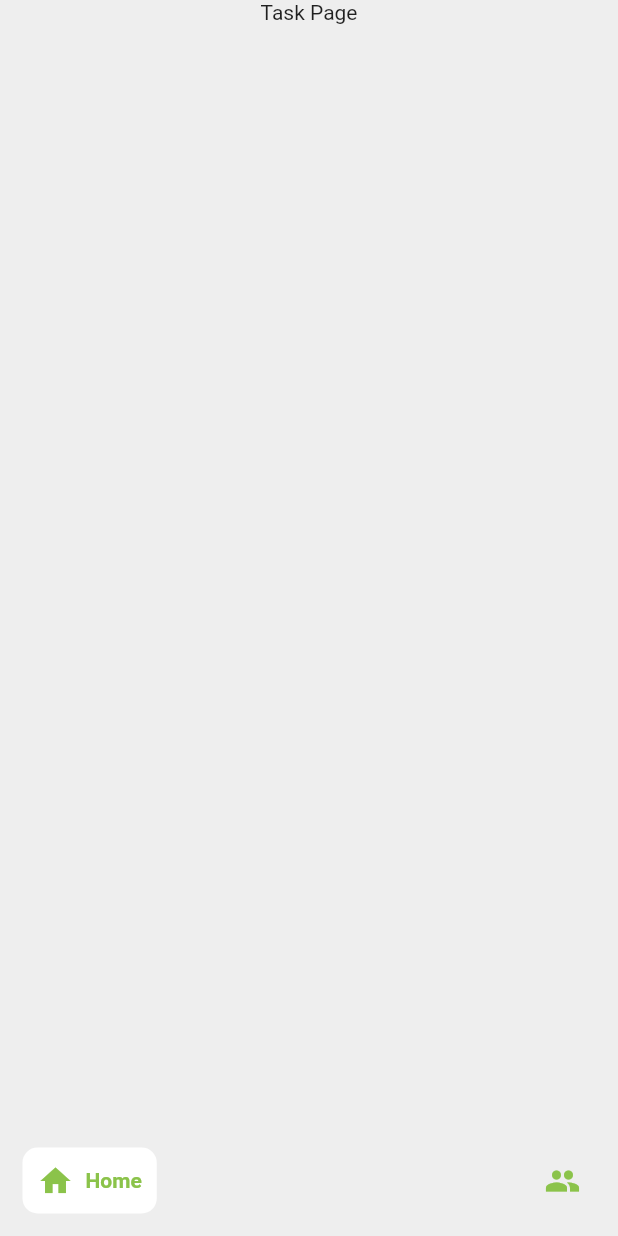
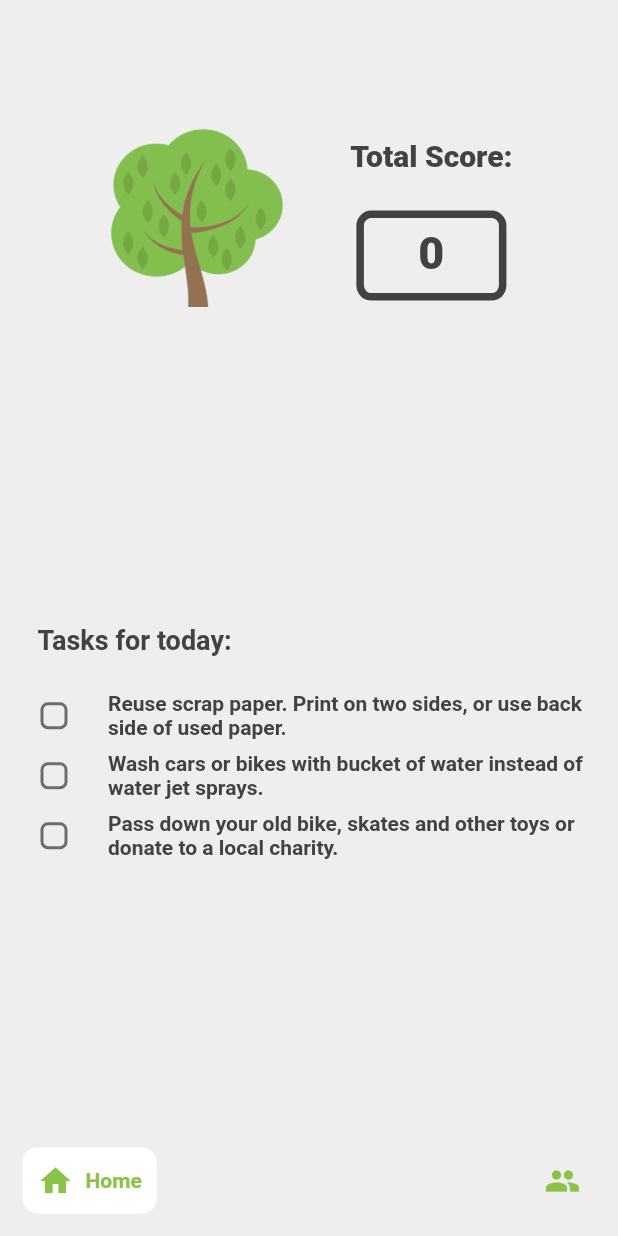
Before and after one commit to dscnsec/Go-green, a Flutter app: the screen it shows once a user with an empty profile is signed in, on a phone screen of 412 x 824 dp. Run offline on Flutter 3.47's test engine with Material 2 defaults, Android fonts, the phone set to English and light mode, and no system bars; drawn by our look-alikes of google_nav_bar; our stand-ins replace firebase_auth, firebase_core, google_sign_in; accounts and stored records are empty.

Commit message:
implemented  task page UI

```diff
--- a/go_green/lib/main.dart
+++ b/go_green/lib/main.dart
@@ -14,11 +14,11 @@ void main() async{
   await Firebase.initializeApp(
     options: DefaultFirebaseOptions.currentPlatform,
   );
-  runApp(const GoGreen());
+  runApp(GoGreen());
 }
 
 class GoGreen extends StatelessWidget{
-  const GoGreen({Key? key}) : super(key: key);
+  GoGreen({Key? key}) : super(key: key);
 
   @override
   Widget build(BuildContext context) {
@@ -29,6 +29,11 @@ class GoGreen extends StatelessWidget{
           brightness: Brightness.light,
           scaffoldBackgroundColor: Colors.grey.shade200,
           fontFamily: 'Roboto',
+          checkboxTheme: CheckboxThemeData(
+            shape: RoundedRectangleBorder(
+              borderRadius: BorderRadius.circular(5)
+              )
+          )
         ),
         initialRoute: "/",
         routes: {
--- a/go_green/lib/pages/task_page.dart
+++ b/go_green/lib/pages/task_page.dart
@@ -1,20 +1,149 @@
-import 'package:firebase_auth/firebase_auth.dart';
 import 'package:flutter/material.dart';
 
 class TaskPage extends StatefulWidget {
-  TaskPage({Key? key}) : super(key: key);
+  const TaskPage({Key? key}) : super(key: key);
 
   @override
   _TaskPageState createState() => _TaskPageState();
 }
 
 class _TaskPageState extends State<TaskPage> {
+  var _score=0;
+
+  Widget _taskScoreBoard({required int score}){
+
+    return Row(
+      mainAxisAlignment: MainAxisAlignment.center,
+      crossAxisAlignment: CrossAxisAlignment.start,
+      children: [
+        Image.asset(
+          'assets/images/tree_image.png',
+          fit: BoxFit.contain,
+          scale: 3,
+        ),
+        SizedBox(
+          width: MediaQuery.of(context).size.width * 0.1,
+        ),
+        Column(
+          children: [
+            const SizedBox(
+              height: 10,
+            ),
+            Text(
+                    'Total Score:',
+                    style: TextStyle(
+                      fontSize: 20,
+                      fontWeight: FontWeight.w800,
+                      color: Colors.grey.shade800,
+                    )
+                  ),
+            const SizedBox(
+              height: 25,
+            ),
+            Container(
+              padding: const EdgeInsets.symmetric(horizontal: 5, vertical: 6),
+              width: 100,
+              height: 60,
+              decoration: BoxDecoration(
+                border: Border.all(
+                  color: Colors.grey.shade800,
+                  width: 5,
+                ),
+                borderRadius: BorderRadius.circular(10)
+              ),
+              child: Text(
+                '$score',
+                textAlign: TextAlign.center,
+                style: TextStyle(
+                  fontSize: 30,
+                  fontWeight: FontWeight.w900,
+                  color: Colors.grey.shade800,
+                ),
+              ),
+            ),
+          ],
+        )
+      ],
+    );
+  }
+
+  final Map<String, bool> _tasks= {
+    'Reuse scrap paper. Print on two sides, or use back side of used paper.': false,
+    'Wash cars or bikes with bucket of water instead of water jet sprays.': false,
+    'Pass down your old bike, skates and other toys or donate to a local charity.': false,
+  };
+
+  Widget taskList(){
+
+    return Column(
+      mainAxisAlignment: MainAxisAlignment.start,
+      crossAxisAlignment: CrossAxisAlignment.start,
+      children: [
+        Container(
+          padding: const EdgeInsets.only(left: 25),
+          child: Text(
+            'Tasks for today:',
+            style: TextStyle(
+              fontSize: 18,
+              color: Colors.grey.shade800,
+              fontWeight: FontWeight.bold
+            ),
+            ),
+        ),
+        const SizedBox(
+            height: 20,
+          ),
+        ListView(
+          shrinkWrap: true,
+          children: _tasks.keys.map((String taskName){
+          return CheckboxListTile(
+           title: Text(taskName, style: TextStyle(
+             fontSize: 14,
+             fontWeight: FontWeight.w600,
+             color: Colors.grey.shade800),
+           ),
+           activeColor: Colors.grey.shade800,
+           controlAffinity: ListTileControlAffinity.leading,
+           visualDensity: const VisualDensity(horizontal: 0, vertical: -4),
+           value: _tasks[taskName],
+           onChanged: (bool? value){
+             setState(() {
+               _tasks[taskName]=value!;
+               if(value) {
+                 _score+=10;
+               } else {
+                 _score-=10;
+               }
+             });
+           },
+          );
+        }).toList(),)
+      ],
+    );
+  }
   @override
   Widget build(BuildContext context) {
     return Scaffold(
       body: SingleChildScrollView(
-        child: Center(child: Text('Task Page'),),
-      ),
+        child: SizedBox(
+          width: MediaQuery.of(context).size.width,
+          height: MediaQuery.of(context).size.height*0.9,
+          child: SafeArea(
+            child: Column(
+              mainAxisAlignment: MainAxisAlignment.start,
+              crossAxisAlignment: CrossAxisAlignment.center,
+              children: [
+                SizedBox(
+                  height: MediaQuery.of(context).size.height*0.1,
+                ),
+                Flexible(child: _taskScoreBoard(score: _score)),
+                SizedBox(
+                  height: MediaQuery.of(context).size.height*0.01,
+                ),
+                Flexible(child: taskList()),
+              ],
+            ),),
+        )),
     );
   }
 }
```
Also changed, not shown: go_green/assets/images/tree_image.png (added).
